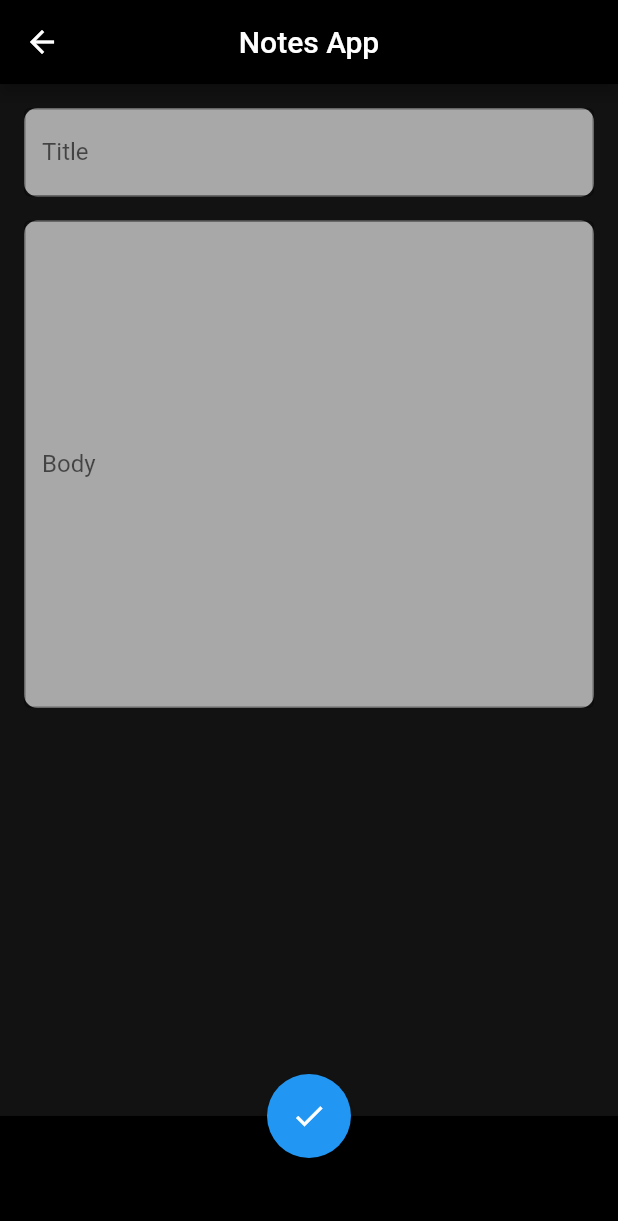
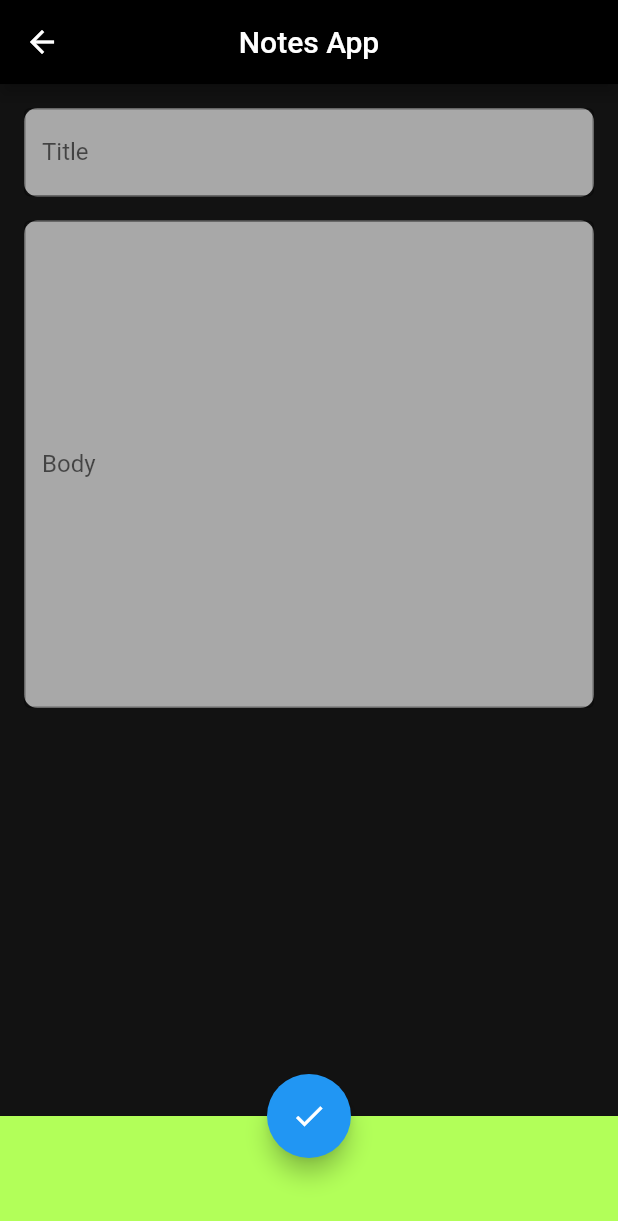
Before and after one commit to zoyasarfraz/madfinal, a Flutter app: the create screen opened directly, on a phone screen of 412 x 824 dp. Shown: the top 1221 px of the screen. Run offline on Flutter 3.47's test engine with Material 2 defaults, Android fonts, the phone set to English and light mode, and no system bars; our stand-ins replace cloud_firestore, firebase_auth; accounts and stored records are empty.

```diff
--- a/lib/create.dart
+++ b/lib/create.dart
@@ -43,7 +43,7 @@ class _createState extends State<create> {
       ),
       bottomNavigationBar: BottomAppBar(
         child: Container(
-          color: Colors.black,
+          color: Colors.lightGreenAccent,
           height: 80,
         ),
       ),
```
